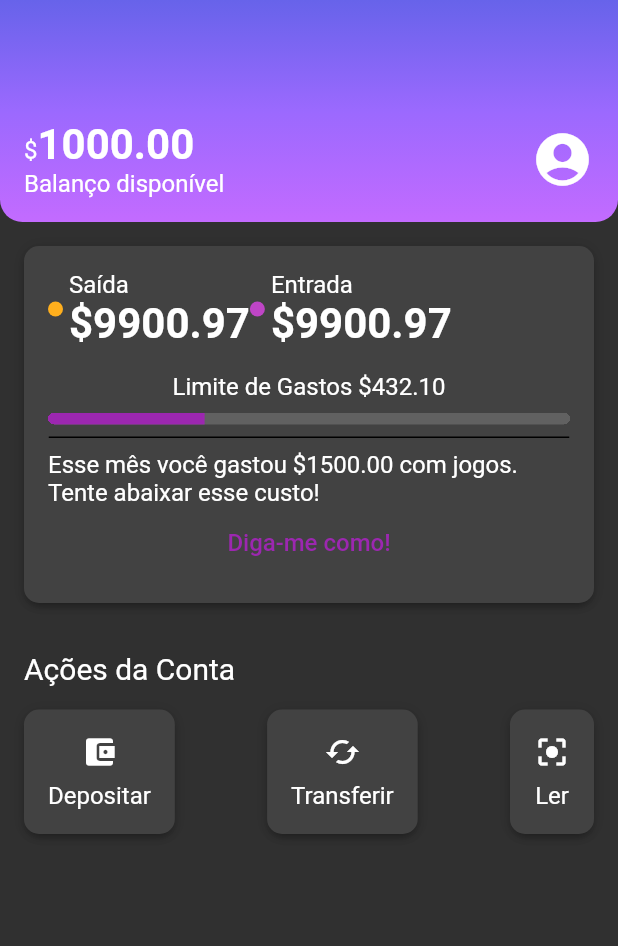
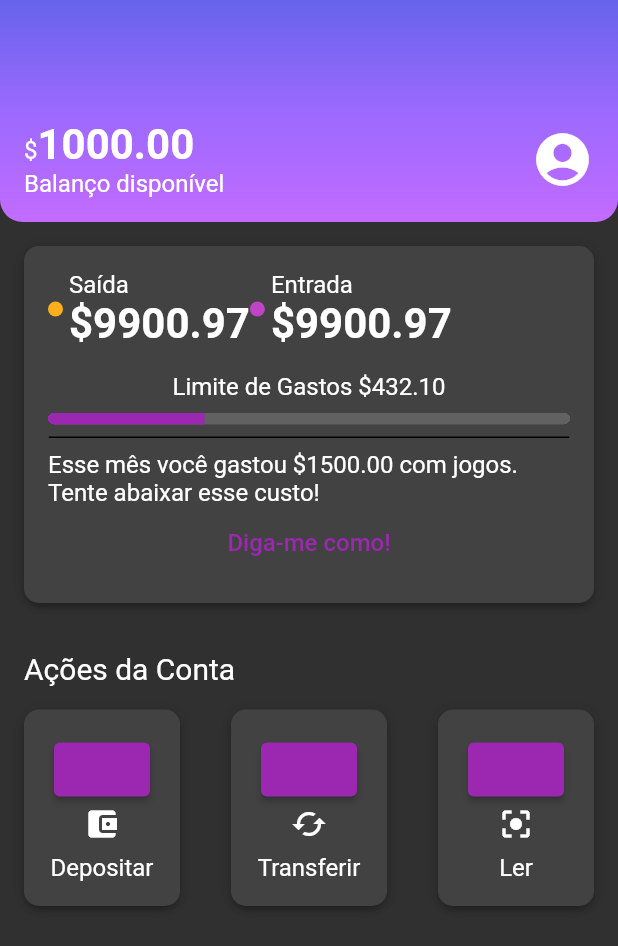
Before and after one commit to juriaCardozo/alubank_flutter, a Flutter app: the screen it shows after launch, on a phone screen of 412 x 824 dp. Shown: the top 946 px of the screen. Run offline on Flutter 3.47's test engine with Material 2 defaults, Android fonts, the phone set to English and light mode, and no system bars; Roboto replaces fonts that are missing (Raleway).

```diff
--- a/lib/components/sections/account_actions.dart
+++ b/lib/components/sections/account_actions.dart
@@ -20,18 +20,27 @@ class AccountActions extends StatelessWidget {
           ),
           Row(
             mainAxisAlignment: MainAxisAlignment.spaceBetween,
-            children: const [
-              BoxCard(
+            children: [
+              InkWell(
+                onTap: (){},
+                child: BoxCard(
                   boxContent: _AccountActionsContent(
                       icon: Icon(Icons.account_balance_wallet), text: 'Depositar'),
                 ),
-              BoxCard(
+              ),
+              InkWell(
+                onTap: (){},
+                child: BoxCard(
                   boxContent: _AccountActionsContent(
                       icon: Icon(Icons.cached), text: 'Transferir'),
                 ),
-              BoxCard(
+              ),
+              InkWell(
+                onTap: (){},
+                child: BoxCard(
                   boxContent: _AccountActionsContent(
                       icon: Icon(Icons.center_focus_strong), text: 'Ler'),
+                ),
               ),
             ],
           ),
@@ -51,14 +60,18 @@ class _AccountActionsContent extends StatelessWidget {
 
   @override
   Widget build(BuildContext context) {
-    return Column(
+    return Ink(
+      width: 72.0,
+      child: Column(
         children: [
+          ElevatedButton(onPressed: (){}, child: Text(''),),
           Padding(
             padding: const EdgeInsets.only(bottom: 8.0),
             child: icon,
           ),
           Text(text),
         ],
+      ),
     );
   }
 }
--- a/lib/themes/my_theme.dart
+++ b/lib/themes/my_theme.dart
@@ -5,6 +5,7 @@ ThemeData MyTheme = ThemeData(
   primarySwatch: ThemeColors.primaryColor,
   primaryColor: ThemeColors.primaryColor,
   brightness: Brightness.dark,
+  fontFamily: 'Raleway',
   textTheme: TextTheme(
     bodyMedium: TextStyle(fontSize: 16.0),
     bodyLarge: TextStyle(fontSize: 28, fontWeight: FontWeight.bold),
```
Also changed, not shown: pubspec.yaml (+8 -6 lines), fonts/Raleway-Bold.ttf (added), fonts/Raleway-Regular.ttf (added), lib/components/sections/account_points.dart (added). Lines whose indentation alone changed are shown as unchanged.
